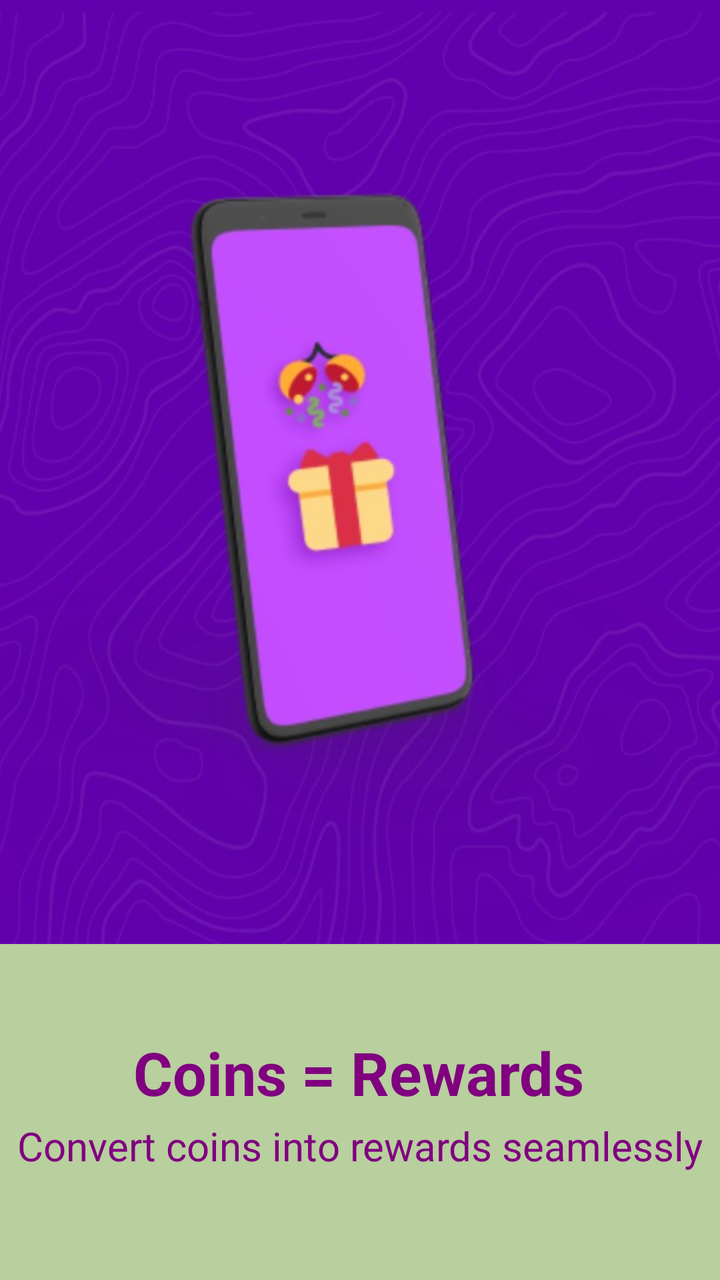
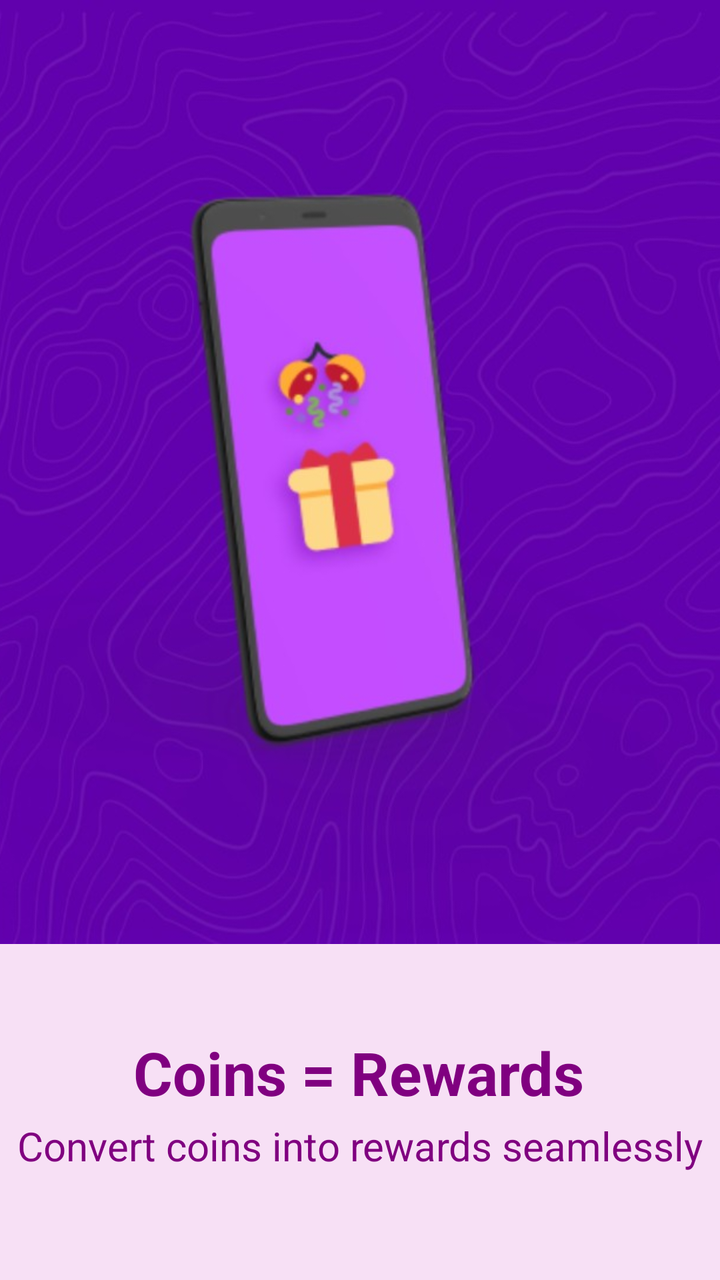

An Android layout rendered at two revisions. The XML below is the earlier revision; the diff shows what the commit changed to produce the second picture.
<!-- AndroidManifest.xml: application theme Theme.MCashUI -->
<!-- res/layout/slide2.xml -->
<?xml version="1.0" encoding="utf-8"?>
<androidx.constraintlayout.widget.ConstraintLayout
    xmlns:android="http://schemas.android.com/apk/res/android"
    xmlns:app="http://schemas.android.com/apk/res-auto"
    xmlns:tools="http://schemas.android.com/tools"
    android:layout_width="match_parent"
    android:orientation="vertical"
    android:background="@color/fragmentbg"
    android:layout_height="match_parent">

    <ImageView
        android:id="@+id/imageView4"
        android:layout_width="538dp"
        android:layout_height="472dp"
        android:layout_gravity="center"
        android:layout_marginBottom="44dp"
        android:src="@drawable/slide3img"
        app:layout_constraintBottom_toTopOf="@+id/textView17"
        app:layout_constraintEnd_toEndOf="parent"
        app:layout_constraintHorizontal_bias="0.503"
        app:layout_constraintStart_toStartOf="parent"
        app:layout_constraintTop_toTopOf="parent" />

    <TextView
        android:id="@+id/textView17"
        android:layout_width="wrap_content"
        android:layout_height="wrap_content"
        android:layout_gravity="center"
        android:layout_marginTop="44dp"
        android:text="Coins = Rewards"
        android:textColor="@color/purple"
        android:textSize="30dp"
        android:textStyle="bold"
        app:layout_constraintEnd_toEndOf="parent"
        app:layout_constraintHorizontal_bias="0.497"
        app:layout_constraintStart_toStartOf="parent"
        app:layout_constraintTop_toBottomOf="@+id/imageView4" />

    <TextView
        android:id="@+id/textView18"
        android:layout_width="wrap_content"
        android:layout_height="wrap_content"
        android:layout_gravity="center"
        android:text="Convert coins into rewards seamlessly"
        android:textColor="@color/purple"
        android:textSize="20dp"
        app:layout_constraintBottom_toBottomOf="parent"
        app:layout_constraintEnd_toEndOf="parent"
        app:layout_constraintStart_toStartOf="parent"
        app:layout_constraintTop_toBottomOf="@+id/textView17"
        app:layout_constraintVertical_bias="0.054" />

</androidx.constraintlayout.widget.ConstraintLayout>
<!-- resources referenced by this layout -->
<resources>
  <color name="fragmentbg">#B8CF9E</color>
  <color name="purple">#800080</color>
  <!-- drawable slide3img: jpg bitmap (drawable, 60335 bytes) -->
  <style name="Theme.MCashUI" parent="Theme.MaterialComponents.DayNight.DarkActionBar">
          
          <item name="colorPrimary">@color/purple_500</item>
          <item name="colorPrimaryVariant">@color/purple_700</item>
          <item name="colorOnPrimary">@color/white</item>
          
          <item name="colorSecondary">@color/teal_200</item>
          <item name="colorSecondaryVariant">@color/teal_700</item>
          <item name="colorOnSecondary">@color/black</item>
          
          <item name="android:statusBarColor">?attr/colorPrimaryVariant</item>
          
      </style>
  <color name="purple_500">#FF6200EE</color>
  <color name="purple_700">#FF3700B3</color>
  <color name="white">#FFFFFFFF</color>
  <color name="teal_200">#FF03DAC5</color>
  <color name="teal_700">#FF018786</color>
  <color name="black">#FF000000</color>
</resources>

<!-- the commit's change to res/layout/slide2.xml (unified diff, before → after) -->
@@ -5,7 +5,7 @@
     xmlns:tools="http://schemas.android.com/tools"
     android:layout_width="match_parent"
     android:orientation="vertical"
-    android:background="@color/fragmentbg"
+    android:background="@color/pinky"
     android:layout_height="match_parent">
 
     <ImageView
<!-- resource entries referenced after the edit -->
@@ -1,6 +1,6 @@
 <!-- resources referenced by this layout -->
 <resources>
-  <color name="fragmentbg">#B8CF9E</color>
+  <color name="pinky">#5EEAACE4</color>
   <color name="purple">#800080</color>
   <!-- drawable slide3img: jpg bitmap (drawable, 60335 bytes) -->
   <style name="Theme.MCashUI" parent="Theme.MaterialComponents.DayNight.DarkActionBar">
